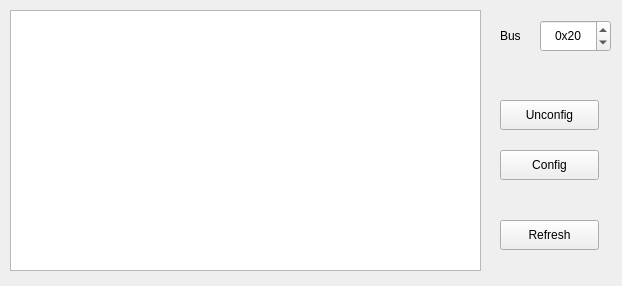
This is mainwindow.ui in ahernguo/i2c_demo as Qt 5 draws it before an edit. The edited form follows.
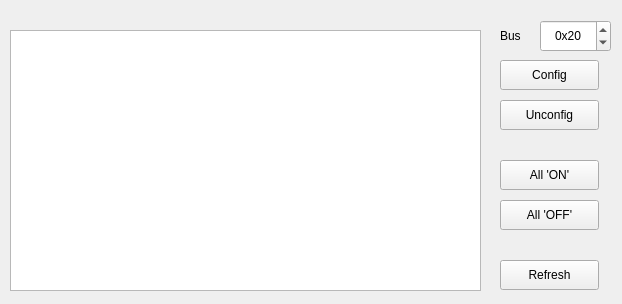
This is the edited form.

Commit message: add all on/off button

```diff
--- a/mainwindow.ui
+++ b/mainwindow.ui
@@ -7,7 +7,7 @@
     <x>0</x>
     <y>0</y>
     <width>622</width>
-    <height>286</height>
+    <height>304</height>
    </rect>
   </property>
   <property name="windowTitle">
@@ -18,7 +18,7 @@
     <property name="geometry">
      <rect>
       <x>500</x>
-      <y>150</y>
+      <y>60</y>
       <width>99</width>
       <height>30</height>
      </rect>
@@ -82,7 +82,7 @@
     <property name="geometry">
      <rect>
       <x>500</x>
-      <y>220</y>
+      <y>260</y>
       <width>99</width>
       <height>30</height>
      </rect>
@@ -95,12 +95,38 @@
     <property name="geometry">
      <rect>
       <x>10</x>
-      <y>10</y>
+      <y>30</y>
       <width>471</width>
       <height>261</height>
      </rect>
     </property>
    </widget>
+   <widget class="QPushButton" name="btnAllOff">
+    <property name="geometry">
+     <rect>
+      <x>500</x>
+      <y>200</y>
+      <width>99</width>
+      <height>30</height>
+     </rect>
+    </property>
+    <property name="text">
+     <string>All 'OFF'</string>
+    </property>
+   </widget>
+   <widget class="QPushButton" name="btnAllOn">
+    <property name="geometry">
+     <rect>
+      <x>500</x>
+      <y>160</y>
+      <width>99</width>
+      <height>30</height>
+     </rect>
+    </property>
+    <property name="text">
+     <string>All 'ON'</string>
+    </property>
+   </widget>
   </widget>
  </widget>
  <layoutdefault spacing="6" margin="11"/>
```
The commit also changes 3 other files.
